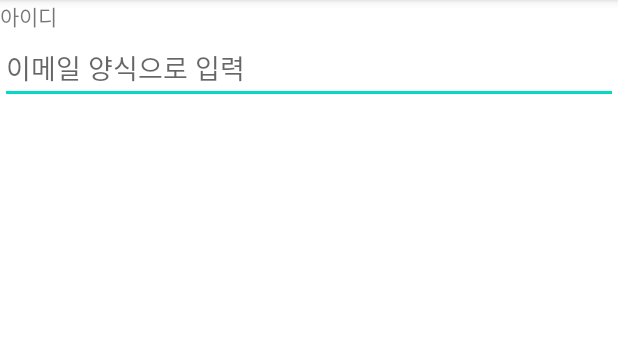
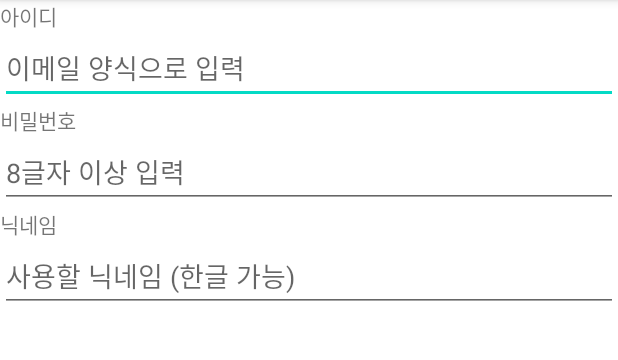
Before and after one commit to cho881020/UIPractice_20210822, an Android app: the screen it shows after launch (MainActivity), on a phone screen of 412 x 824 dp, the part 84-444 px from its top. Run offline under Robolectric (Android 15) with nearby library versions, the phone set to English and light mode, and no system bars.

Commit message:
singleLine, imeOptions 체험

```diff
--- a/app/src/main/res/layout/activity_main.xml
+++ b/app/src/main/res/layout/activity_main.xml
@@ -19,4 +19,28 @@
         android:inputType="textEmailAddress"
         android:hint="이메일 양식으로 입력"/>
 
+    <TextView
+        android:layout_width="wrap_content"
+        android:layout_height="wrap_content"
+        android:text="비밀번호" />
+
+    <EditText
+        android:layout_width="match_parent"
+        android:layout_height="wrap_content"
+        android:inputType="textPassword"
+        android:hint="8글자 이상 입력"/>
+
+    <TextView
+        android:layout_width="wrap_content"
+        android:layout_height="wrap_content"
+        android:text="닉네임" />
+
+    <EditText
+        android:layout_width="match_parent"
+        android:layout_height="wrap_content"
+        android:singleLine="true"
+        android:imeOptions="actionSearch"
+        android:hint="사용할 닉네임 (한글 가능)"/>
+
+
 </LinearLayout>
```
